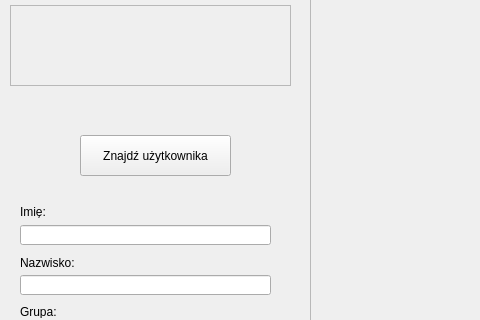
kn65op/inzynierka, file Iris_recognition/mainwindow.ui: the form before one commit; both pictures show x 0 to 480 and y 142 to 462 of the 1027 by 636 pixel window.
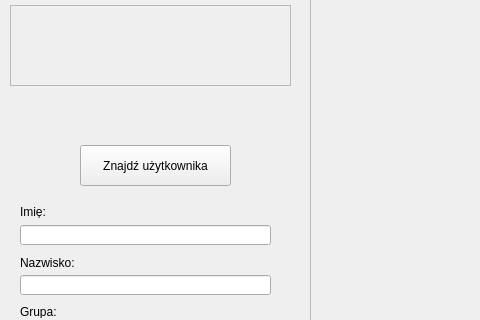
The form after the commit.

Diff of the .ui file:
```diff
--- a/Iris_recognition/mainwindow.ui
+++ b/Iris_recognition/mainwindow.ui
@@ -259,7 +259,7 @@
     <property name="geometry">
      <rect>
       <x>80</x>
-      <y>260</y>
+      <y>270</y>
       <width>151</width>
       <height>41</height>
      </rect>
```
